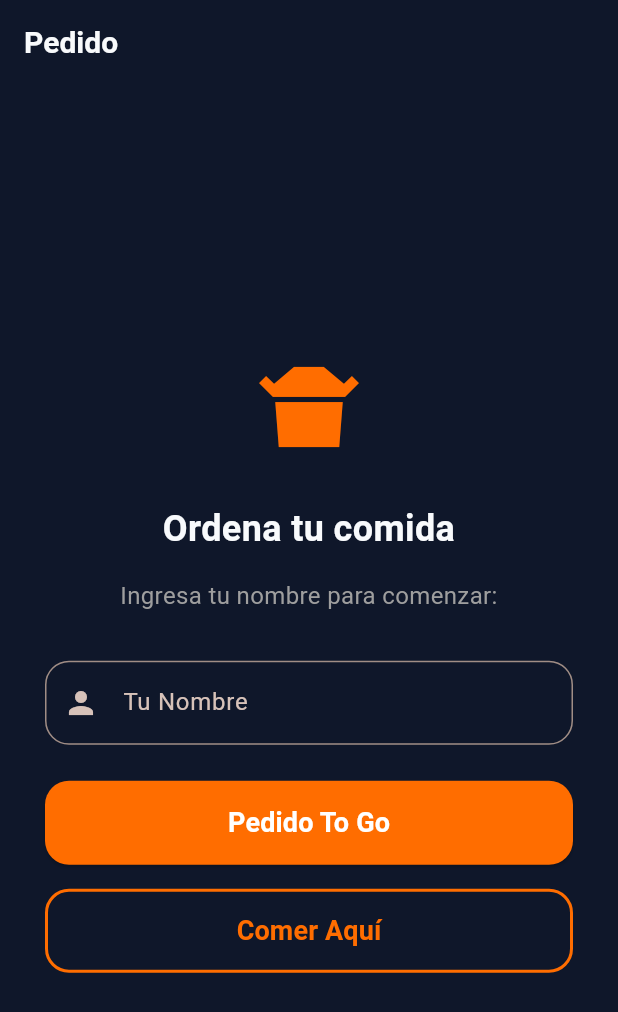
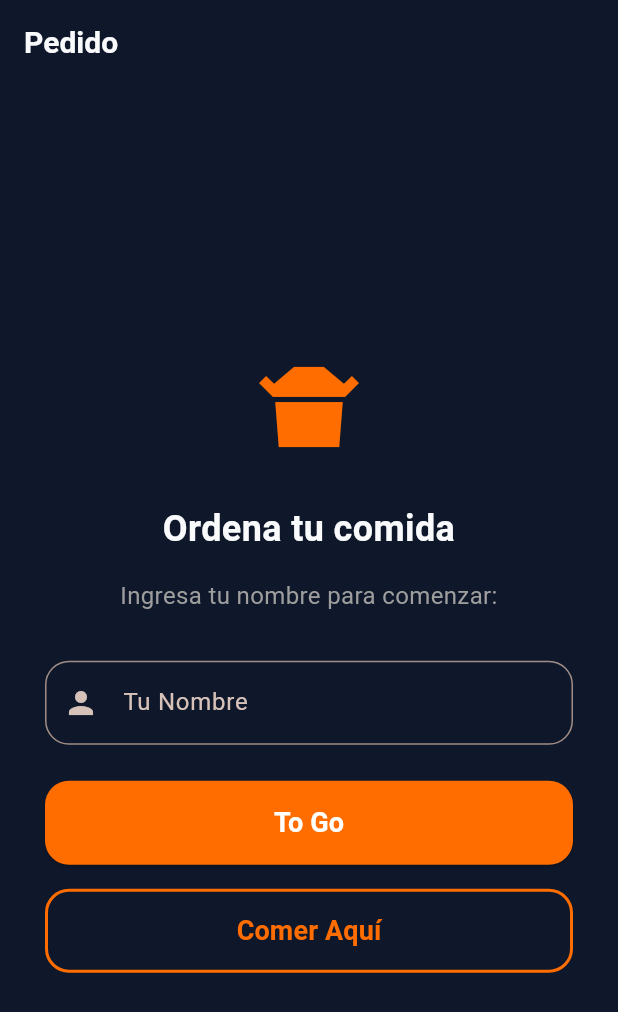
Before and after one commit to gorditasmh2020rigoberto/restaurant, a Flutter app: the ClientHomeView screen opened by its route, on a phone screen of 412 x 824 dp. Shown: the top 1012 px of the screen. Run offline on Flutter 3.47's test engine with Material 3 defaults, Android fonts, the phone set to English and light mode, and no system bars; our stand-ins replace audioplayers, image_picker, pdf, printing, qr_flutter, shared_preferences and 1 more; missing offline and left inert: dart:html, dart:js, dart:js_interop, dart:ui_web; accounts and stored records are empty; key blocks and very long unbroken strings in the code were emptied for the run.

Commit message:
feat: simplificar botón de pedido takeout a "To Go"
En la pantalla de cliente (client_home_view), el botón "Pedido To Go"
ahora dice solo "To Go".

Co-Authored-By: Claude Opus 4.7 <noreply@anthropic.com>

```diff
--- a/lib/views/client_home_view.dart
+++ b/lib/views/client_home_view.dart
@@ -203,7 +203,7 @@ class _ClientHomeViewState extends State<ClientHomeView> {
                     shape: RoundedRectangleBorder(
                         borderRadius: BorderRadius.circular(16)),
                   ),
-                  child: const Text('Pedido To Go',
+                  child: const Text('To Go',
                       style: TextStyle(
                           fontSize: 18, fontWeight: FontWeight.bold)),
                 ),
```
